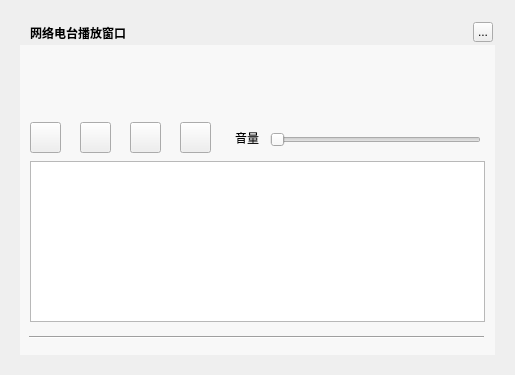
Qt form TTKCore/musicUi/musicToolswidget/musicwebmusicradiowidget.ui (Greedysky/TTKMusicPlayer) before a commit.
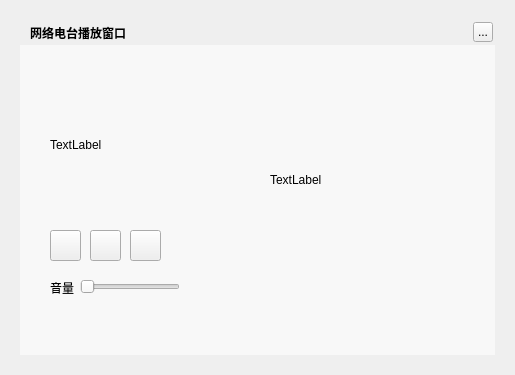
The same form after that commit.

Commit message: change replaced previous name[332158]

Diff of the .ui file:
```diff
--- a/TTKCore/musicUi/musicToolswidget/musicwebmusicradiowidget.ui
+++ b/TTKCore/musicUi/musicToolswidget/musicwebmusicradiowidget.ui
@@ -31,7 +31,7 @@
     <rect>
      <x>30</x>
      <y>20</y>
-     <width>111</width>
+     <width>121</width>
      <height>25</height>
     </rect>
    </property>
@@ -55,50 +55,11 @@
     <string>...</string>
    </property>
   </widget>
-  <widget class="Line" name="line_2">
-   <property name="geometry">
-    <rect>
-     <x>29</x>
-     <y>335</y>
-     <width>455</width>
-     <height>5</height>
-    </rect>
-   </property>
-   <property name="orientation">
-    <enum>Qt::Horizontal</enum>
-   </property>
-  </widget>
-  <widget class="QListWidget" name="listWidget">
-   <property name="geometry">
-    <rect>
-     <x>30</x>
-     <y>161</y>
-     <width>455</width>
-     <height>161</height>
-    </rect>
-   </property>
-  </widget>
-  <widget class="QLabel" name="movieLabel">
-   <property name="geometry">
-    <rect>
-     <x>30</x>
-     <y>55</y>
-     <width>455</width>
-     <height>60</height>
-    </rect>
-   </property>
-   <property name="styleSheet">
-    <string notr="true"/>
-   </property>
-   <property name="text">
-    <string/>
-   </property>
-  </widget>
   <widget class="QPushButton" name="playButton">
    <property name="geometry">
     <rect>
-     <x>30</x>
-     <y>122</y>
+     <x>50</x>
+     <y>230</y>
      <width>31</width>
      <height>31</height>
     </rect>
@@ -110,60 +71,21 @@
   <widget class="QSlider" name="volumeSlider">
    <property name="geometry">
     <rect>
-     <x>270</x>
-     <y>130</y>
-     <width>211</width>
-     <height>20</height>
-    </rect>
-   </property>
-   <property name="orientation">
-    <enum>Qt::Horizontal</enum>
-   </property>
-  </widget>
-  <widget class="QPushButton" name="stopButton">
-   <property name="geometry">
-    <rect>
      <x>80</x>
-     <y>122</y>
-     <width>31</width>
-     <height>31</height>
+     <y>277</y>
+     <width>100</width>
+     <height>20</height>
     </rect>
    </property>
-   <property name="text">
-    <string/>
-   </property>
-  </widget>
-  <widget class="QPushButton" name="colletButton">
-   <property name="geometry">
-    <rect>
-     <x>130</x>
-     <y>122</y>
-     <width>31</width>
-     <height>31</height>
-    </rect>
-   </property>
-   <property name="text">
-    <string/>
-   </property>
-  </widget>
-  <widget class="QPushButton" name="discolletButton">
-   <property name="geometry">
-    <rect>
-     <x>180</x>
-     <y>122</y>
-     <width>31</width>
-     <height>31</height>
-    </rect>
-   </property>
-   <property name="text">
-    <string/>
+   <property name="orientation">
+    <enum>Qt::Horizontal</enum>
    </property>
   </widget>
   <widget class="QLabel" name="label_2">
    <property name="geometry">
     <rect>
-     <x>235</x>
-     <y>130</y>
+     <x>50</x>
+     <y>280</y>
      <width>31</width>
      <height>16</height>
     </rect>
@@ -172,19 +94,6 @@
     <string>音量</string>
    </property>
   </widget>
-  <widget class="QLabel" name="stateLabel">
-   <property name="geometry">
-    <rect>
-     <x>35</x>
-     <y>60</y>
-     <width>141</width>
-     <height>16</height>
-    </rect>
-   </property>
-   <property name="text">
-    <string/>
-   </property>
-  </widget>
   <widget class="QWidget" name="backgroundMask" native="true">
    <property name="geometry">
     <rect>
@@ -197,21 +106,71 @@
    <property name="styleSheet">
     <string notr="true">background:rgba(255,255,255,150)</string>
    </property>
+   <zorder>playButton</zorder>
+  </widget>
+  <widget class="QLabel" name="lrcLabel">
+   <property name="geometry">
+    <rect>
+     <x>270</x>
+     <y>70</y>
+     <width>200</width>
+     <height>220</height>
+    </rect>
+   </property>
+   <property name="text">
+    <string>TextLabel</string>
+   </property>
+  </widget>
+  <widget class="QLabel" name="artistLabel">
+   <property name="geometry">
+    <rect>
+     <x>50</x>
+     <y>70</y>
+     <width>150</width>
+     <height>150</height>
+    </rect>
+   </property>
+   <property name="text">
+    <string>TextLabel</string>
+   </property>
+  </widget>
+  <widget class="QPushButton" name="previousButton">
+   <property name="geometry">
+    <rect>
+     <x>90</x>
+     <y>230</y>
+     <width>31</width>
+     <height>31</height>
+    </rect>
+   </property>
+   <property name="text">
+    <string/>
+   </property>
+  </widget>
+  <widget class="QPushButton" name="nextButton">
+   <property name="geometry">
+    <rect>
+     <x>130</x>
+     <y>230</y>
+     <width>31</width>
+     <height>31</height>
+    </rect>
+   </property>
+   <property name="text">
+    <string/>
+   </property>
   </widget>
   <zorder>background</zorder>
   <zorder>backgroundMask</zorder>
   <zorder>topTitleName</zorder>
   <zorder>topTitleCloseButton</zorder>
-  <zorder>line_2</zorder>
-  <zorder>listWidget</zorder>
-  <zorder>movieLabel</zorder>
   <zorder>playButton</zorder>
   <zorder>volumeSlider</zorder>
-  <zorder>stopButton</zorder>
-  <zorder>colletButton</zorder>
-  <zorder>discolletButton</zorder>
   <zorder>label_2</zorder>
-  <zorder>stateLabel</zorder>
+  <zorder>lrcLabel</zorder>
+  <zorder>artistLabel</zorder>
+  <zorder>previousButton</zorder>
+  <zorder>nextButton</zorder>
  </widget>
  <resources/>
  <connections/>
```
The commit also changes 18 other files.
